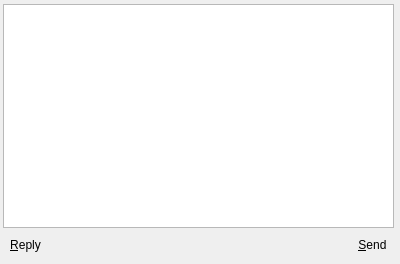
The window that ui/multicastdialog.ui (shaan7/Kapotah) describes before a commit, drawn with Qt 5.
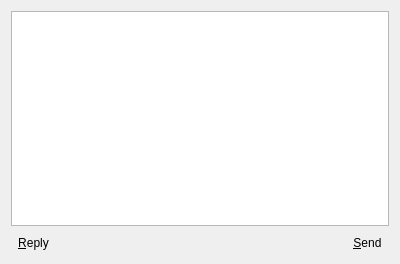
The same window after the commit.

```diff
--- a/ui/multicastdialog.ui
+++ b/ui/multicastdialog.ui
@@ -13,15 +13,6 @@
   <property name="windowTitle">
    <string>Dialog</string>
   </property>
-  <widget class="QWidget" name="layoutWidget">
-   <property name="geometry">
-    <rect>
-     <x>3</x>
-     <y>4</y>
-     <width>391</width>
-     <height>251</height>
-    </rect>
-   </property>
    <layout class="QGridLayout" name="gridLayout">
     <item row="0" column="0" colspan="3">
      <widget class="QPlainTextEdit" name="messageEdit"/>
@@ -43,7 +34,7 @@
       </property>
       <property name="sizeHint" stdset="0">
        <size>
-        <width>158</width>
+       <width>293</width>
         <height>20</height>
        </size>
       </property>
@@ -60,7 +51,6 @@
      </widget>
     </item>
    </layout>
-  </widget>
  </widget>
  <resources/>
  <connections/>
```
Lines whose indentation alone changed are shown as unchanged.
